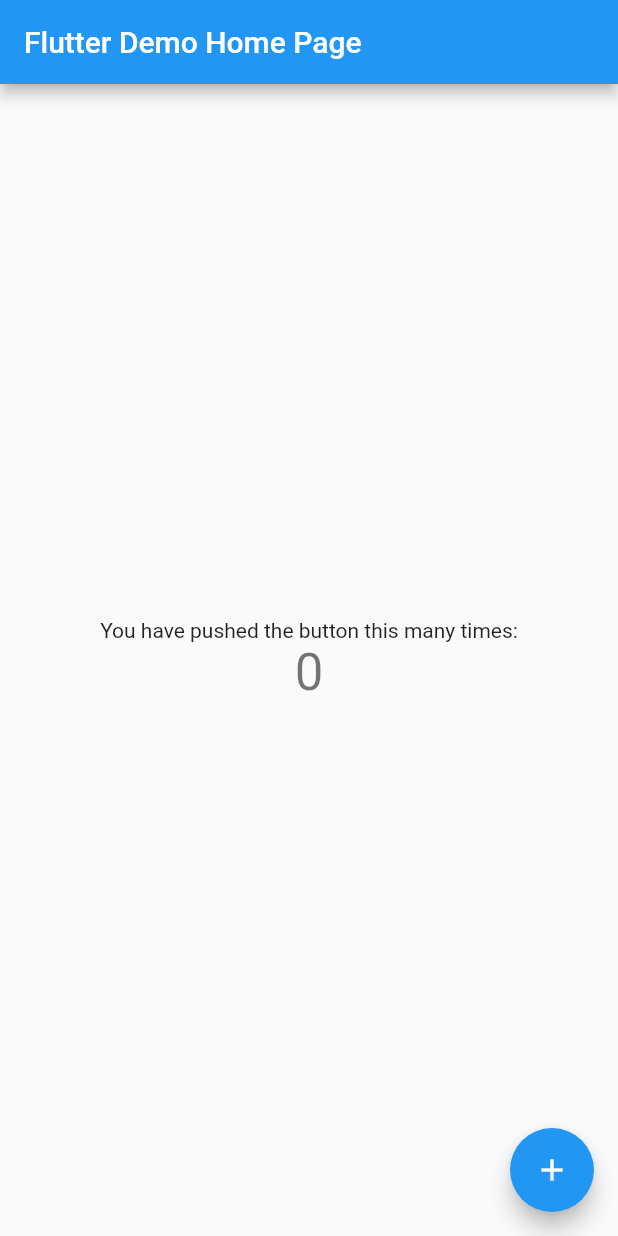
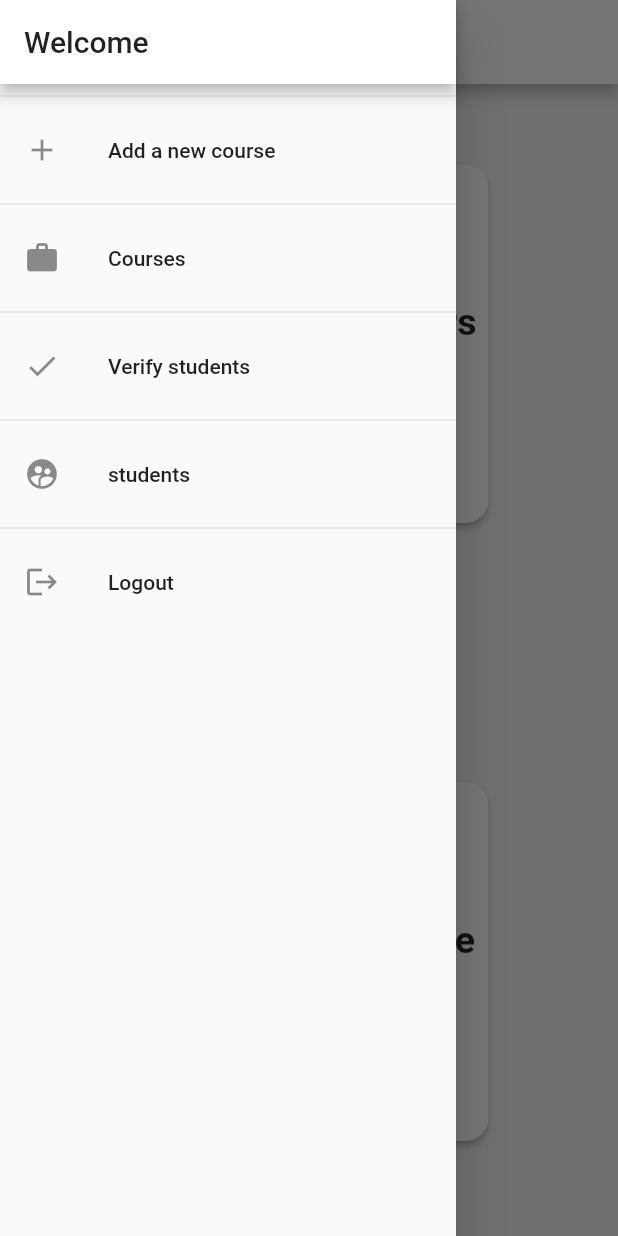
Before and after one commit to mohammedelshafey12/dar_elkahrba_dashboard, a Flutter app: the screen it shows after launch, with the side drawer open (before the commit the screen has no drawer), on a phone screen of 412 x 824 dp. Run offline on Flutter 3.47's test engine with Material 2 defaults, Android fonts, the light colour scheme and no system bars; our stand-ins replace firebase_core; accounts and stored records are empty.

Commit message:
Home page & Add New Course UI

```diff
--- a/lib/main.dart
+++ b/lib/main.dart
@@ -1,7 +1,9 @@
+import 'package:dar_elkahrba/screens/add_new_course_screen.dart';
+import 'package:dar_elkahrba/screens/home_screen.dart';
 import 'package:firebase_core/firebase_core.dart';
 import 'package:flutter/material.dart';
 
-void main() async{
+void main() async {
   WidgetsFlutterBinding.ensureInitialized();
   await Firebase.initializeApp();
 
@@ -24,94 +26,13 @@
         // or simply save your changes to "hot reload" in a Flutter IDE).
         // Notice that the counter didn't reset back to zero; the application
         // is not restarted.
-        primarySwatch: Colors.blue,
+        scaffoldBackgroundColor: Color.fromRGBO(240, 244, 249, 1),
+        primaryColor: Colors.white,
       ),
-      home: MyHomePage(title: 'Flutter Demo Home Page'),
+      home: HomeScreen(),
+      routes: {
+        AddNewCourseScreen.routeName: (context) => AddNewCourseScreen(),
+      },
     );
   }
 }
-
-class MyHomePage extends StatefulWidget {
-  MyHomePage({Key? key, required this.title}) : super(key: key);
-
-  // This widget is the home page of your application. It is stateful, meaning
-  // that it has a State object (defined below) that contains fields that affect
-  // how it looks.
-
-  // This class is the configuration for the state. It holds the values (in this
-  // case the title) provided by the parent (in this case the App widget) and
-  // used by the build method of the State. Fields in a Widget subclass are
-  // always marked "final".
-
-  final String title;
-
-  @override
-  _MyHomePageState createState() => _MyHomePageState();
-}
-
-class _MyHomePageState extends State<MyHomePage> {
-  int _counter = 0;
-
-  void _incrementCounter() {
-    setState(() {
-      // This call to setState tells the Flutter framework that something has
-      // changed in this State, which causes it to rerun the build method below
-      // so that the display can reflect the updated values. If we changed
-      // _counter without calling setState(), then the build method would not be
-      // called again, and so nothing would appear to happen.
-      _counter++;
-    });
-  }
-
-  @override
-  Widget build(BuildContext context) {
-    // This method is rerun every time setState is called, for instance as done
-    // by the _incrementCounter method above.
-    //
-    // The Flutter framework has been optimized to make rerunning build methods
-    // fast, so that you can just rebuild anything that needs updating rather
-    // than having to individually change instances of widgets.
-    return Scaffold(
-      appBar: AppBar(
-        // Here we take the value from the MyHomePage object that was created by
-        // the App.build method, and use it to set our appbar title.
-        title: Text(widget.title),
-      ),
-      body: Center(
-        // Center is a layout widget. It takes a single child and positions it
-        // in the middle of the parent.
-        child: Column(
-          // Column is also a layout widget. It takes a list of children and
-          // arranges them vertically. By default, it sizes itself to fit its
-          // children horizontally, and tries to be as tall as its parent.
-          //
-          // Invoke "debug painting" (press "p" in the console, choose the
-          // "Toggle Debug Paint" action from the Flutter Inspector in Android
-          // Studio, or the "Toggle Debug Paint" command in Visual Studio Code)
-          // to see the wireframe for each widget.
-          //
-          // Column has various properties to control how it sizes itself and
-          // how it positions its children. Here we use mainAxisAlignment to
-          // center the children vertically; the main axis here is the vertical
-          // axis because Columns are vertical (the cross axis would be
-          // horizontal).
-          mainAxisAlignment: MainAxisAlignment.center,
-          children: <Widget>[
-            Text(
-              'You have pushed the button this many times:',
-            ),
-            Text(
-              '$_counter',
-              style: Theme.of(context).textTheme.headline4,
-            ),
-          ],
-        ),
-      ),
-      floatingActionButton: FloatingActionButton(
-        onPressed: _incrementCounter,
-        tooltip: 'Increment',
-        child: Icon(Icons.add),
-      ), // This trailing comma makes auto-formatting nicer for build methods.
-    );
-  }
-}
--- /dev/null
+++ b/lib/screens/home_screen.dart
@@ -0,0 +1,25 @@
+import 'package:dar_elkahrba/widgets/app_drawer.dart';
+import 'package:dar_elkahrba/widgets/home_page_grid.dart';
+import 'package:flutter/material.dart';
+
+class HomeScreen extends StatelessWidget {
+  final List<String> titles = [
+    'Add a new course',
+    'Courses',
+    'Verify Students',
+    'Students',
+  ];
+  @override
+  Widget build(BuildContext context) {
+    final deviceSize = MediaQuery.of(context).size;
+    return Scaffold(
+      appBar: AppBar(
+        title: Center(child: Text('Dash Board')),
+        iconTheme: IconThemeData(color: Colors.black),
+        //backgroundColor: Colors.white,
+      ),
+      drawer: AppDrawer(),
+      body: HomePageGrid(deviceSize: deviceSize, titles: titles),
+    );
+  }
+}
--- /dev/null
+++ b/lib/widgets/app_drawer.dart
@@ -0,0 +1,49 @@
+import 'package:flutter/material.dart';
+
+class AppDrawer extends StatelessWidget {
+  @override
+  Widget build(BuildContext context) {
+    return Drawer(
+      child: Column(
+        children: [
+          AppBar(
+            automaticallyImplyLeading: false,
+            title: Text('Welcome'),
+          ),
+          Divider(),
+          ListTile(
+            onTap: () {},
+            leading: Icon(Icons.add),
+            title: Text('Add a new course'),
+          ),
+          Divider(),
+          ListTile(
+            onTap: () {},
+            leading: Icon(Icons.work),
+            title: Text('Courses'),
+          ),
+          Divider(),
+          ListTile(
+            onTap: () {},
+            leading: Icon(Icons.check),
+            title: Text('Verify students'),
+          ),
+          Divider(),
+          ListTile(
+            onTap: () {},
+            leading: Icon(Icons.supervised_user_circle),
+            title: Text('students'),
+          ),
+          Divider(),
+          ListTile(
+            onTap: () {},
+            leading: Icon(Icons.logout),
+            title: Text('Logout'),
+          )
+        ],
+      ),
+    );
+  }
+
+  const AppDrawer();
+}
--- /dev/null
+++ b/lib/widgets/home_page_grid.dart
@@ -0,0 +1,35 @@
+import 'package:dar_elkahrba/widgets/home_page_grid_item.dart';
+import 'package:flutter/material.dart';
+
+class HomePageGrid extends StatelessWidget {
+  const HomePageGrid({
+    Key? key,
+    required this.deviceSize,
+    required this.titles,
+  }) : super(key: key);
+
+  final Size deviceSize;
+  final List<String> titles;
+
+  @override
+  Widget build(BuildContext context) {
+    return GridView(
+      padding: EdgeInsets.symmetric(
+          vertical: deviceSize.height * 0.06,
+          horizontal: deviceSize.width * 0.2),
+      gridDelegate: SliverGridDelegateWithFixedCrossAxisCount(
+          mainAxisExtent: deviceSize.height * 0.3,
+          crossAxisCount: 2,
+          mainAxisSpacing: deviceSize.height * 0.2,
+          crossAxisSpacing: deviceSize.width * 0.2,
+          childAspectRatio: 3 / 2),
+      children: [
+        ...titles
+            .map(
+              (title) => HomePageGridItem(title),
+            )
+            .toList()
+      ],
+    );
+  }
+}
--- /dev/null
+++ b/lib/widgets/home_page_grid_item.dart
@@ -0,0 +1,38 @@
+import 'package:dar_elkahrba/screens/add_new_course_screen.dart';
+import 'package:flutter/material.dart';
+
+class HomePageGridItem extends StatelessWidget {
+  final String title;
+
+  HomePageGridItem(this.title);
+
+  @override
+  Widget build(BuildContext context) {
+    return Card(
+      shape: RoundedRectangleBorder(borderRadius: BorderRadius.circular(15)),
+      elevation: 2,
+      child: InkWell(
+        borderRadius: BorderRadius.circular(15),
+        onTap: () {
+          if (title == "Add a new course") {
+            Navigator.of(context)
+                .pushNamed(AddNewCourseScreen.routeName, arguments: title);
+          } else if (title == "Courses") {
+            //Navigator.of(context).pushNamed(AddNewCourseScreen.routeName);
+          } else if (title == "Verify Students") {
+            //Navigator.of(context).pushNamed(AddNewCourseScreen.routeName);
+          } else if (title == "Students") {
+            //Navigator.of(context).pushNamed(AddNewCourseScreen.routeName);
+          }
+        },
+        child: GridTile(
+          child: Center(
+              child: Text(
+            title,
+            style: TextStyle(fontWeight: FontWeight.bold, fontSize: 25),
+          )),
+        ),
+      ),
+    );
+  }
+}
```
Also changed, not shown: lib/screens/add_new_course_screen.dart (added, +90 -0 lines), pubspec.lock.
